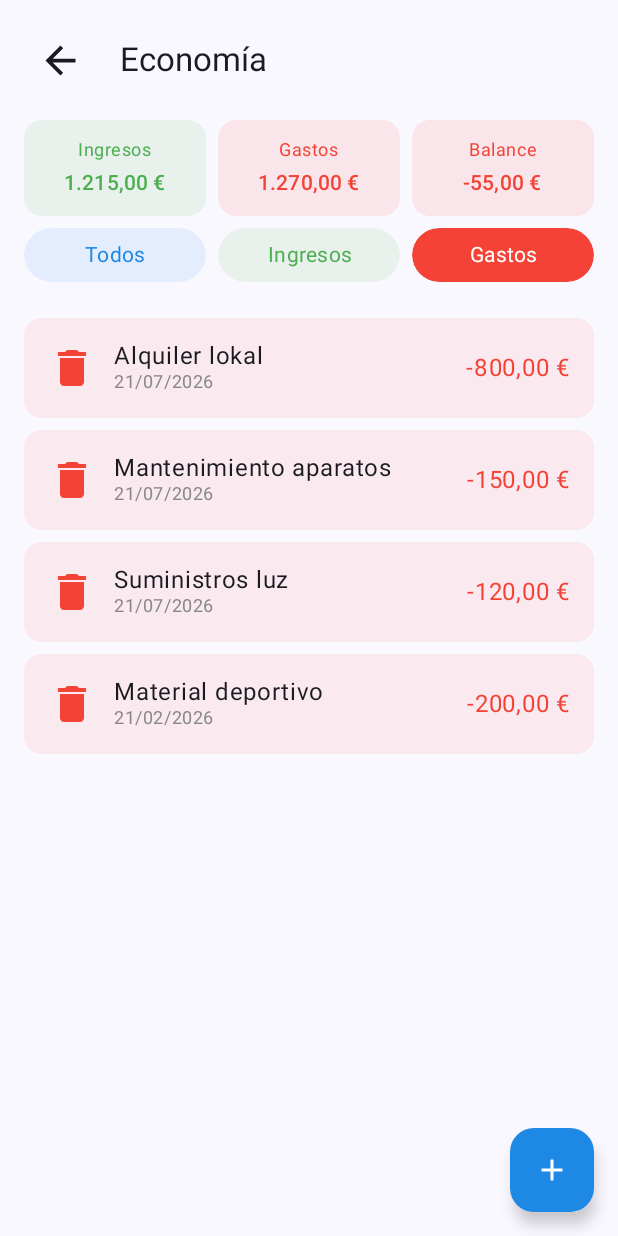
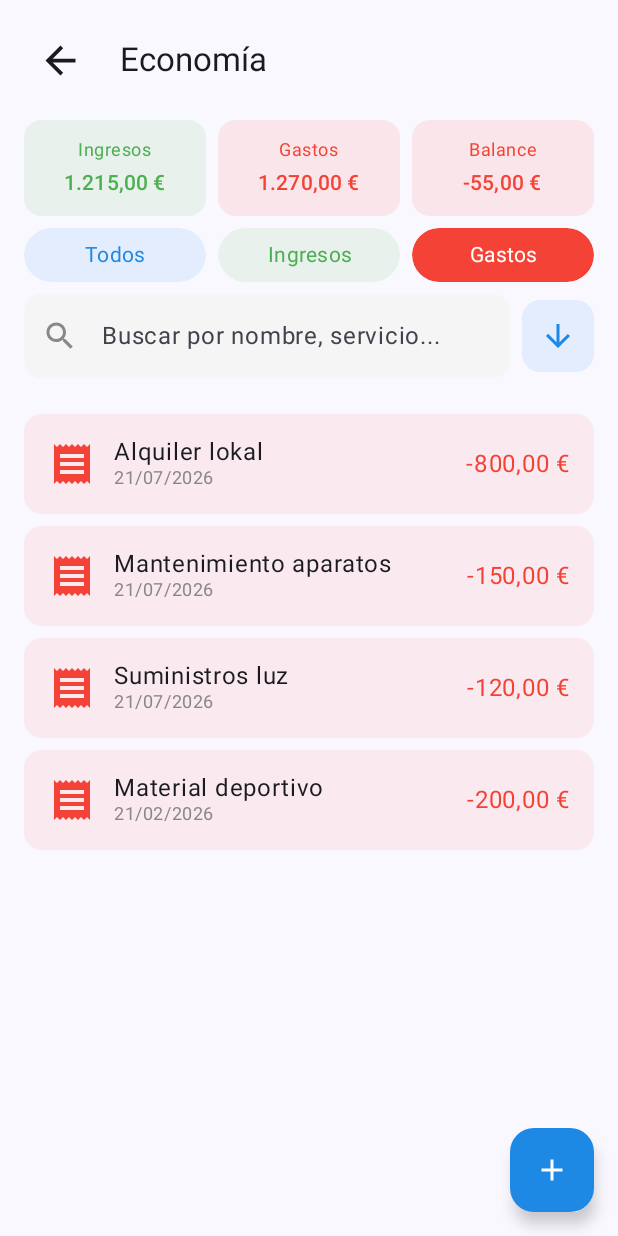
Before and after one commit to Rober-Car/ClientesGestor, an Android app built with Jetpack Compose: the EconomiaScreen screen opened through its navigation route, after a tap on "Gastos", on a phone screen of 412 x 824 dp. Run offline under Robolectric (Android 15) with nearby library versions, the light colour scheme and no system bars; our stand-ins replace Dagger/Hilt's generated code, Room's generated code; 2 other taps on this screen came first.

Commit message:
Ajustes y filtros de busqueda en clientesscreem

```diff
--- a/app/src/main/java/com/roberto/gestorpro/ui/economia/EconomiaScreen.kt
+++ b/app/src/main/java/com/roberto/gestorpro/ui/economia/EconomiaScreen.kt
@@ -24,6 +24,10 @@ import androidx.compose.material.icons.filled.AttachMoney
 import androidx.compose.material.icons.filled.DateRange
 import androidx.compose.material.icons.filled.Delete
 import androidx.compose.material.icons.filled.Edit
+import androidx.compose.material.icons.filled.Receipt
+import androidx.compose.material.icons.filled.Search
+import androidx.compose.material.icons.filled.ArrowDownward
+import androidx.compose.material.icons.filled.ArrowUpward
 import androidx.compose.material3.AlertDialog
 import androidx.compose.material3.Button
 import androidx.compose.material3.ButtonDefaults
@@ -116,6 +120,7 @@ fun EconomiaScreen(
 
     val movimientos by viewModel.movimientos.collectAsStateWithLifecycle()
     val gastos by viewModel.gastos.collectAsStateWithLifecycle()
+    val clientesMap by viewModel.clientesMap.collectAsStateWithLifecycle()
 
     var filtroSeleccionado by rememberSaveable(
         stateSaver = Saver<FiltroEconomia, String>(
@@ -125,6 +130,9 @@ fun EconomiaScreen(
     ) {
         mutableStateOf(FiltroEconomia.TODOS)
     }
+
+    var textoBusqueda by rememberSaveable { mutableStateOf("") }
+    var ordenarDescendente by rememberSaveable { mutableStateOf(true) }
 
     val totalIngresos = movimientos.sumOf { it.precio }
     val totalGastos = gastos.sumOf { it.importe }
@@ -136,13 +144,40 @@ fun EconomiaScreen(
         val lista = mutableListOf<ItemEconomia>()
         movimientos.forEach { lista.add(ItemEconomia.Ingreso(it)) }
         gastos.forEach { lista.add(ItemEconomia.Gasto(it)) }
-        lista.sortedByDescending { it.fecha() }
+        lista
     }
 
-    val itemsFiltrados = when (filtroSeleccionado) {
-        FiltroEconomia.TODOS -> items
-        FiltroEconomia.INGRESOS -> items.filterIsInstance<ItemEconomia.Ingreso>()
-        FiltroEconomia.GASTOS -> items.filterIsInstance<ItemEconomia.Gasto>()
+    val itemsFiltrados = remember(items, filtroSeleccionado, textoBusqueda, ordenarDescendente, clientesMap) {
+        val filtrados = when (filtroSeleccionado) {
+            FiltroEconomia.TODOS -> items
+            FiltroEconomia.INGRESOS -> items.filterIsInstance<ItemEconomia.Ingreso>()
+            FiltroEconomia.GASTOS -> items.filterIsInstance<ItemEconomia.Gasto>()
+        }
+
+        val busqueda = textoBusqueda.trim().lowercase()
+        val resultados = if (busqueda.isBlank()) {
+            filtrados
+        } else {
+            filtrados.filter { item ->
+                when (item) {
+                    is ItemEconomia.Ingreso -> {
+                        val nombreCliente = clientesMap[item.movimiento.idCliente].orEmpty().lowercase()
+                        nombreCliente.contains(busqueda) ||
+                                item.movimiento.servicio.lowercase().contains(busqueda)
+                    }
+                    is ItemEconomia.Gasto -> {
+                        item.gasto.concepto.lowercase().contains(busqueda) ||
+                                item.gasto.observaciones.orEmpty().lowercase().contains(busqueda)
+                    }
+                }
+            }
+        }
+
+        if (ordenarDescendente) {
+            resultados.sortedByDescending { it.fecha() }
+        } else {
+            resultados.sortedBy { it.fecha() }
+        }
     }
 
     var mostrarDialogNuevoGasto by remember { mutableStateOf(false) }
@@ -248,6 +283,53 @@ fun EconomiaScreen(
 
             Spacer(modifier = Modifier.height(8.dp))
 
+            Row(
+                modifier = Modifier
+                    .fillMaxWidth()
+                    .padding(horizontal = 16.dp),
+                verticalAlignment = Alignment.CenterVertically,
+                horizontalArrangement = Arrangement.spacedBy(8.dp)
+            ) {
+                OutlinedTextField(
+                    value = textoBusqueda,
+                    onValueChange = { textoBusqueda = it },
+                    modifier = Modifier.weight(1f),
+                    placeholder = { Text("Buscar por nombre, servicio...") },
+                    leadingIcon = {
+                        Icon(
+                            imageVector = Icons.Default.Search,
+                            contentDescription = null,
+                            tint = Color.Gray
+                        )
+                    },
+                    singleLine = true,
+                    shape = RoundedCornerShape(12.dp),
+                    colors = OutlinedTextFieldDefaults.colors(
+                        unfocusedContainerColor = Color(0xFFF5F5F5),
+                        focusedContainerColor = Color(0xFFF5F5F5),
+                        unfocusedBorderColor = Color.Transparent,
+                        focusedBorderColor = Color(0xFF1E88E5)
+                    )
+                )
+                Surface(
+                    modifier = Modifier
+                        .size(48.dp)
+                        .clip(RoundedCornerShape(12.dp))
+                        .clickable { ordenarDescendente = !ordenarDescendente },
+                    color = Color(0xFF1E88E5).copy(alpha = 0.1f),
+                    shape = RoundedCornerShape(12.dp)
+                ) {
+                    Icon(
+                        imageVector = if (ordenarDescendente) Icons.Default.ArrowDownward else Icons.Default.ArrowUpward,
+                        contentDescription = if (ordenarDescendente) "Más recientes primero" else "Más antiguos primero",
+                        tint = Color(0xFF1E88E5),
+                        modifier = Modifier.padding(12.dp)
+                    )
+                }
+            }
+
+            Spacer(modifier = Modifier.height(8.dp))
+
             LazyColumn(
                 verticalArrangement = Arrangement.spacedBy(8.dp),
                 contentPadding = androidx.compose.foundation.layout.PaddingValues(16.dp)
@@ -256,6 +338,7 @@ fun EconomiaScreen(
                     when (item) {
                         is ItemEconomia.Ingreso -> ItemMovimiento(
                             movimiento = item.movimiento,
+                            nombreCliente = clientesMap[item.movimiento.idCliente].orEmpty(),
                             onClick = { movimientoSeleccionado = item.movimiento }
                         )
                         is ItemEconomia.Gasto -> ItemGasto(
@@ -416,11 +499,12 @@ fun FilterChipEconomia(
 @Composable
 fun ItemMovimiento(
     movimiento: MovimientoEntity,
+    nombreCliente: String,
     onClick: () -> Unit = {}
 ) {
     val formatter = remember { NumberFormat.getCurrencyInstance(Locale("es", "ES")) }
-    val fechaFormateada = remember(movimiento.fechaInicio) {
-        Instant.ofEpochMilli(movimiento.fechaInicio)
+    val fechaFinFormateada = remember(movimiento.fechaFin) {
+        Instant.ofEpochMilli(movimiento.fechaFin)
             .atZone(ZoneId.systemDefault())
             .toLocalDate()
             .format(DateTimeFormatter.ofPattern("dd/MM/yyyy"))
@@ -448,15 +532,17 @@ fun ItemMovimiento(
             Spacer(modifier = Modifier.width(12.dp))
             Column(modifier = Modifier.weight(1f)) {
                 Text(
-                    text = movimiento.servicio,
+                    text = nombreCliente,
                     style = MaterialTheme.typography.bodyLarge,
                     maxLines = 1,
                     overflow = TextOverflow.Ellipsis
                 )
                 Text(
-                    text = fechaFormateada,
+                    text = "${movimiento.servicio} · $fechaFinFormateada",
                     style = MaterialTheme.typography.bodySmall,
-                    color = Color.Gray
+                    color = Color.Gray,
+                    maxLines = 1,
+                    overflow = TextOverflow.Ellipsis
                 )
             }
             Text(
@@ -498,7 +584,7 @@ fun ItemGasto(
             verticalAlignment = Alignment.CenterVertically
         ) {
             Icon(
-                imageVector = Icons.Default.Delete,
+                imageVector = Icons.Default.Receipt,
                 contentDescription = null,
                 tint = Color(0xFFF44336),
                 modifier = Modifier.size(32.dp)
--- a/app/src/main/java/com/roberto/gestorpro/ui/viewmodel/EconomiaViewModel.kt
+++ b/app/src/main/java/com/roberto/gestorpro/ui/viewmodel/EconomiaViewModel.kt
@@ -4,6 +4,7 @@ import androidx.lifecycle.ViewModel
 import androidx.lifecycle.viewModelScope
 import com.roberto.gestorpro.data.entity.GastoEntity
 import com.roberto.gestorpro.data.entity.MovimientoEntity
+import com.roberto.gestorpro.data.repository.ClienteRepository
 import com.roberto.gestorpro.data.repository.GastoRepository
 import com.roberto.gestorpro.data.repository.MovimientoRepository
 import dagger.hilt.android.lifecycle.HiltViewModel
@@ -15,7 +16,8 @@ import kotlinx.coroutines.launch
 @HiltViewModel
 class EconomiaViewModel @Inject constructor(
     private val movimientoRepository: MovimientoRepository,
-    private val gastoRepository: GastoRepository
+    private val gastoRepository: GastoRepository,
+    private val clienteRepository: ClienteRepository
 ) : ViewModel() {
 
     private val _movimientos = MutableStateFlow<List<MovimientoEntity>>(emptyList())
@@ -24,7 +26,15 @@ class EconomiaViewModel @Inject constructor(
     private val _gastos = MutableStateFlow<List<GastoEntity>>(emptyList())
     val gastos = _gastos.asStateFlow()
 
+    private val _clientesMap = MutableStateFlow<Map<Int, String>>(emptyMap())
+    val clientesMap = _clientesMap.asStateFlow()
+
     fun cargarDatos() {
+        viewModelScope.launch {
+            clienteRepository.obtenerClientesRepo().collect { clientes ->
+                _clientesMap.value = clientes.associate { it.idCliente to "${it.nombre} ${it.apellidos}" }
+            }
+        }
         viewModelScope.launch {
             movimientoRepository.obtenerTodosLosMovimientos().collect { lista ->
                 _movimientos.value = lista
```
